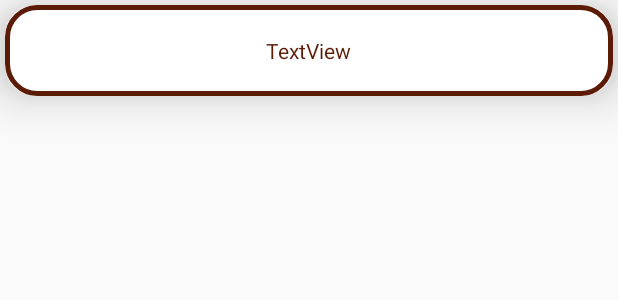
After one commit to atriodata/SmartDeal, an Android app: the layout category_oneview.xml on its own in the app's theme, with its tools: preview values and no code run, on a phone screen of 412 x 824 dp. The commit adds this screen. Shown: the top 300 px of the screen. Run offline under Robolectric (Android 15) with nearby library versions, the phone set to English and light mode, and no system bars.

Commit message:
category list added

```diff
--- a/app/src/main/java/com/atrio/smartdeal/LocationActivity.kt
+++ b/app/src/main/java/com/atrio/smartdeal/LocationActivity.kt
@@ -59,7 +59,7 @@ class LocationActivity : AppCompatActivity(), GoogleApiClient.OnConnectionFailed
             getLocation()
         })
         btn_locnext.setOnClickListener(View.OnClickListener {
-            intent = Intent(this, MainActivity::class.java)
+            intent = Intent(this, CategoryActivity::class.java)
             startActivity(intent)
         })
 
--- a/app/src/main/java/com/atrio/smartdeal/LoginActivity.kt
+++ b/app/src/main/java/com/atrio/smartdeal/LoginActivity.kt
@@ -57,7 +57,7 @@ class LoginActivity : AppCompatActivity(), CountryCodePicker.OnCountryChangeList
 
     override fun onCountrySelected() {
         isd_code = sp_country.getSelectedCountryCodeWithPlus()
-        Toast.makeText(this, "" + sp_country.getSelectedCountryCodeWithPlus(), Toast.LENGTH_SHORT).show();
+//        Toast.makeText(this, "" + sp_country.getSelectedCountryCodeWithPlus(), Toast.LENGTH_SHORT).show();
     }
 
     private fun validatePhoneNumber(): Boolean {
--- /dev/null
+++ b/app/src/main/res/drawable/my_rounded_bg.xml
@@ -0,0 +1,22 @@
+<?xml version="1.0" encoding="utf-8"?>
+<shape xmlns:android="http://schemas.android.com/apk/res/android" >
+
+    <!-- we define background color -->
+    <solid android:color="@color/white" />
+
+    <!-- we define border color and thick -->
+    <stroke
+        android:width="3dp"
+        android:color="@color/colorPrimaryDark" />
+
+    <!-- add some padding for text inside -->
+    <padding
+        android:bottom="15dp"
+        android:left="15dp"
+        android:right="15dp"
+        android:top="15dp" />
+
+    <!-- we define corner radius, note that radius can be different for each corner -->
+    <corners android:radius="20dp" />
+
+</shape>
--- a/app/src/main/res/layout/activity_login.xml
+++ b/app/src/main/res/layout/activity_login.xml
@@ -14,7 +14,7 @@
         android:layout_marginEnd="8dp"
         android:layout_marginStart="8dp"
         android:layout_marginTop="8dp"
-        android:background="@color/white"
+        android:background="@drawable/my_rounded_bg"
         android:elevation="0.5dp"
         android:orientation="vertical"
         app:layout_constraintBottom_toBottomOf="parent"
--- /dev/null
+++ b/app/src/main/res/layout/category_oneview.xml
@@ -0,0 +1,28 @@
+<?xml version="1.0" encoding="utf-8"?>
+
+<android.support.v7.widget.CardView
+    xmlns:android="http://schemas.android.com/apk/res/android"
+    xmlns:app="http://schemas.android.com/apk/res-auto"
+    xmlns:tools="http://schemas.android.com/tools"
+    android:id="@+id/card_view"
+    android:layout_width="match_parent"
+    android:layout_height="wrap_content"
+    android:layout_margin="@dimen/card_margin"
+    app:cardElevation="20dp"
+    app:cardCornerRadius="20dp">
+    <LinearLayout
+        android:layout_width="match_parent"
+        android:layout_height="wrap_content"
+        android:background="@drawable/my_rounded_bg"
+        android:padding="15dp"
+        android:orientation="vertical">
+    <TextView
+        android:id="@+id/tv_catogory"
+        android:layout_width="wrap_content"
+        android:layout_height="wrap_content"
+        android:padding="5dp"
+        android:text="TextView"
+        android:textColor="@color/colorPrimaryDark"
+        android:layout_gravity="center" />
+    </LinearLayout>
+</android.support.v7.widget.CardView>
```
Also changed, not shown: app/build.gradle (+5 -2 lines), app/src/main/AndroidManifest.xml (+6 -4 lines), app/src/main/java/com/atrio/smartdeal/CategoryActivity.kt (added, +48 -0 lines), app/src/main/java/com/atrio/smartdeal/adapter/CotegoryAdapter.kt (added, +55 -0 lines), app/src/main/res/layout/activity_category.xml (added, +23 -0 lines), 1 other file.
